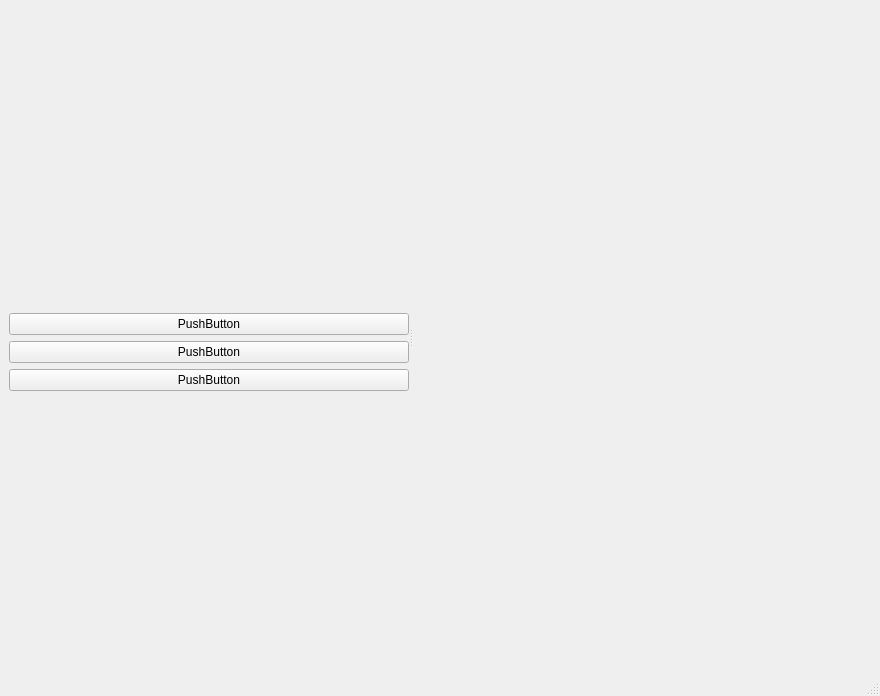
This is gui/ui/main_window.ui in mackenziet7/ao3-epub-to-odt as Qt 5 draws it before an edit. The edited form follows.
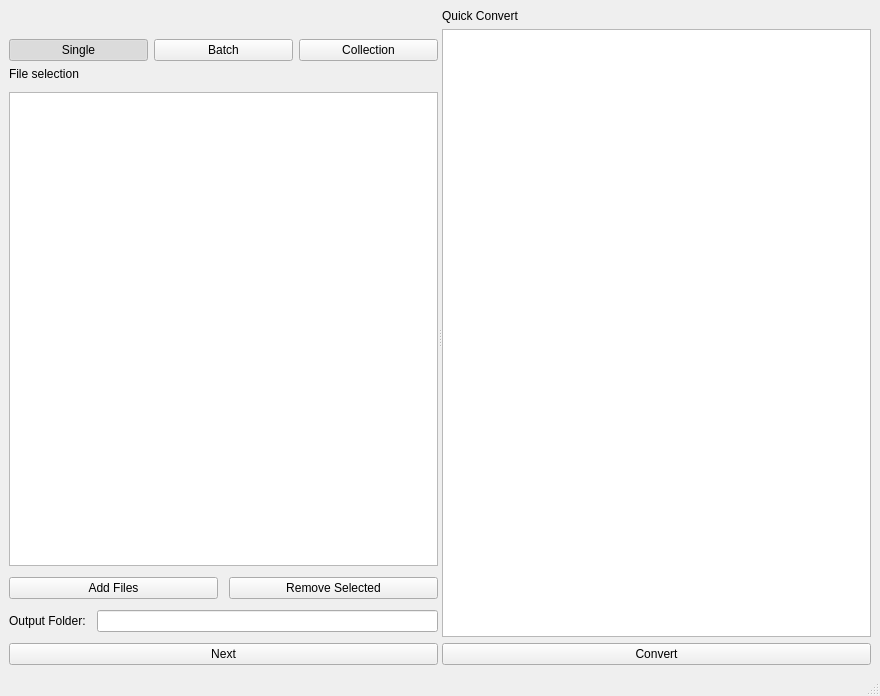
This is the edited form. Icons and pictures are not drawn.

```diff
--- a/gui/ui/main_window.ui
+++ b/gui/ui/main_window.ui
@@ -97,51 +97,97 @@
          </layout>
         </item>
         <item>
-         <spacer name="verticalSpacer">
-          <property name="orientation">
-           <enum>Qt::Orientation::Vertical</enum>
-          </property>
-          <property name="sizeHint" stdset="0">
-           <size>
-            <width>20</width>
-            <height>40</height>
-           </size>
-          </property>
-         </spacer>
+         <layout class="QHBoxLayout" name="modeLayout">
+          <item>
+           <widget class="QPushButton" name="modeSingleButton">
+            <property name="text">
+             <string>Single</string>
+            </property>
+            <property name="checkable">
+             <bool>true</bool>
+            </property>
+            <property name="checked">
+             <bool>true</bool>
+            </property>
+           </widget>
         </item>
         <item>
-         <widget class="QPushButton" name="pushButton">
+           <widget class="QPushButton" name="modeBatchButton">
           <property name="text">
-           <string>PushButton</string>
-          </property>
+             <string>Batch</string>
+            </property>
+            <property name="checkable">
+             <bool>true</bool>
+            </property>
          </widget>
         </item>
         <item>
-         <widget class="QPushButton" name="pushButton_3">
+           <widget class="QPushButton" name="modeCollectionButton">
           <property name="text">
-           <string>PushButton</string>
-          </property>
-         </widget>
-        </item>
+             <string>Collection</string>
+            </property>
+            <property name="checkable">
+             <bool>true</bool>
+            </property>
+           </widget>
+          </item>
+         </layout>
+        </item>
+        <item>
+         <layout class="QVBoxLayout" name="verticalLayout_2">
+          <property name="spacing">
+           <number>11</number>
+          </property>
+          <item>
+           <widget class="QLabel" name="labelFileSelection">
+            <property name="text">
+             <string>File selection</string>
+            </property>
+           </widget>
+          </item>
+          <item>
+           <widget class="QListWidget" name="listWidgetFileInput"/>
+          </item>
+          <item>
+           <layout class="QHBoxLayout" name="horizontalLayout_2">
         <item>
          <widget class="QPushButton" name="pushButton_2">
           <property name="text">
-           <string>PushButton</string>
+               <string>Add Files</string>
           </property>
          </widget>
         </item>
         <item>
-         <spacer name="verticalSpacer_2">
-          <property name="orientation">
-           <enum>Qt::Orientation::Vertical</enum>
-          </property>
-          <property name="sizeHint" stdset="0">
-           <size>
-            <width>20</width>
-            <height>40</height>
-           </size>
-          </property>
-         </spacer>
+             <widget class="QPushButton" name="pushButton">
+              <property name="text">
+               <string>Remove Selected</string>
+              </property>
+             </widget>
+            </item>
+           </layout>
+          </item>
+          <item>
+           <layout class="QHBoxLayout" name="horizontalLayout_3">
+            <item>
+             <widget class="QLabel" name="labelOutputFolder">
+              <property name="text">
+               <string>Output Folder:</string>
+              </property>
+             </widget>
+            </item>
+            <item>
+             <widget class="QLineEdit" name="lineEdit"/>
+            </item>
+           </layout>
+          </item>
+          <item>
+           <widget class="QPushButton" name="buttonNext">
+            <property name="text">
+             <string>Next</string>
+            </property>
+           </widget>
+          </item>
+         </layout>
         </item>
        </layout>
       </widget>
@@ -154,10 +200,29 @@
        </property>
        <property name="maximumSize">
         <size>
-         <width>500</width>
+         <width>16777215</width>
          <height>16777215</height>
         </size>
        </property>
+       <layout class="QVBoxLayout" name="rightLayout">
+        <item>
+         <widget class="QLabel" name="quickConvertLabel">
+          <property name="text">
+           <string>Quick Convert</string>
+          </property>
+         </widget>
+        </item>
+        <item>
+         <widget class="QListWidget" name="presetList"/>
+        </item>
+        <item>
+         <widget class="QPushButton" name="convertButton">
+          <property name="text">
+           <string>Convert</string>
+          </property>
+         </widget>
+        </item>
+       </layout>
       </widget>
      </widget>
     </item>
```
Left out of the diff: 2 changed lines with no effect on the pictures. Lines whose indentation alone changed are shown as unchanged.
